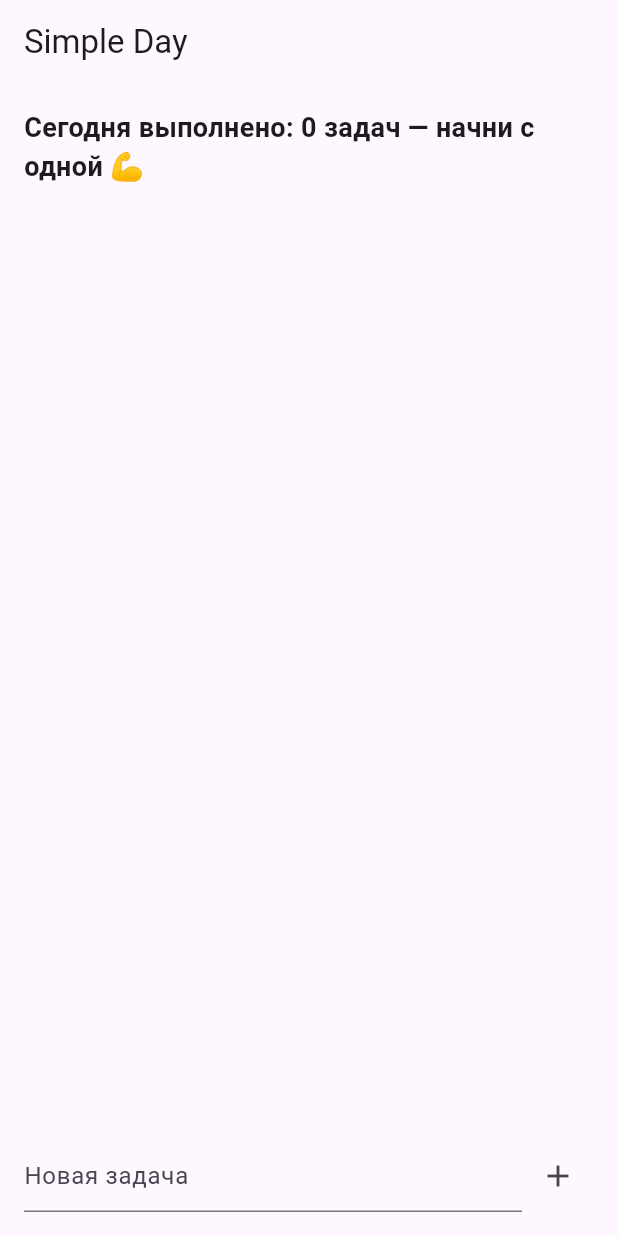
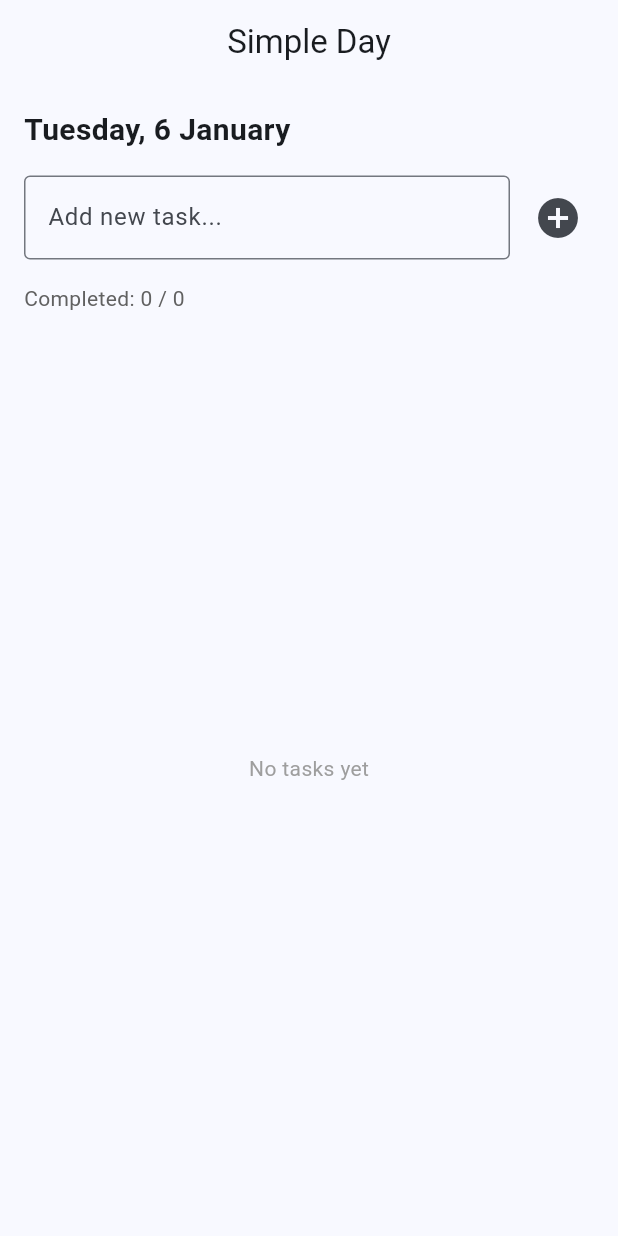
Before and after one commit to dakeumb2009-byte/simple_day, a Flutter app: the screen it shows after launch, on a phone screen of 412 x 824 dp. Run offline on Flutter 3.47's test engine with Material 3 defaults, Android fonts, the phone set to English and light mode, and no system bars.

Commit message:
B2: added completed tasks counter

```diff
--- a/lib/main.dart
+++ b/lib/main.dart
@@ -1,4 +1,5 @@
 import 'package:flutter/material.dart';
+import 'package:intl/intl.dart';
 
 void main() {
   runApp(const SimpleDayApp());
@@ -10,19 +11,18 @@ class SimpleDayApp extends StatelessWidget {
   @override
   Widget build(BuildContext context) {
     return MaterialApp(
+      title: 'Simple Day',
       debugShowCheckedModeBanner: false,
-      title: 'Simple Day',
+      theme: ThemeData(
+        colorScheme: ColorScheme.fromSeed(seedColor: Colors.blue),
+        useMaterial3: true,
+      ),
       home: const HomePage(),
     );
   }
 }
 
-class Task {
-  String title;
-  bool isDone;
-
-  Task({required this.title, this.isDone = false});
-}
+/// ---------------- HOME PAGE ----------------
 
 class HomePage extends StatefulWidget {
   const HomePage({super.key});
@@ -32,89 +32,156 @@ class HomePage extends StatefulWidget {
 }
 
 class _HomePageState extends State<HomePage> {
-  final List<Task> tasks = [];
-  final TextEditingController controller = TextEditingController();
+  final TextEditingController _controller = TextEditingController();
+  final FocusNode _focusNode = FocusNode();
+
+  final List<Task> _tasks = [];
+
+  /// текущая дата
+  String get today {
+    return DateFormat('EEEE, d MMMM', 'en_US').format(DateTime.now());
+  }
+
+  /// добавление задачи
+  void _addTask() {
+    final text = _controller.text.trim();
+    if (text.isEmpty) return;
+
+    setState(() {
+      _tasks.add(Task(title: text));
+    });
+
+    _controller.clear();
+    _focusNode.requestFocus();
+  }
+
+  /// количество выполненных
+  int get completedCount {
+    return _tasks.where((t) => t.done).length;
+  }
 
   @override
   Widget build(BuildContext context) {
-    // 🔥 B2 — СЧЁТЧИК ВЫПОЛНЕННЫХ ЗАДАЧ
-    final int completedCount =
-        tasks.where((task) => task.isDone).length;
-
     return Scaffold(
       appBar: AppBar(
         title: const Text('Simple Day'),
+        centerTitle: true,
       ),
-      body: Column(
+      body: Padding(
+        padding: const EdgeInsets.all(16),
+        child: Column(
           children: [
-          // 🔥 ВОТ ГДЕ ТЫ ВИДИШЬ СЧЁТЧИК (СВЕРХУ ЭКРАНА)
-          Padding(
-            padding: const EdgeInsets.all(16),
+
+            /// -------- DATE --------
+            Align(
+              alignment: Alignment.centerLeft,
               child: Text(
-              completedCount == 0
-                  ? 'Сегодня выполнено: 0 задач — начни с одной 💪'
-                  : 'Сегодня выполнено: $completedCount задач',
+                today,
                 style: const TextStyle(
-                fontSize: 18,
+                  fontSize: 20,
                   fontWeight: FontWeight.w600,
                 ),
               ),
             ),
 
+            const SizedBox(height: 16),
+
+            /// -------- INPUT --------
+            Row(
+              children: [
                 Expanded(
-            child: ListView.builder(
-              itemCount: tasks.length,
+                  child: TextField(
+                    controller: _controller,
+                    focusNode: _focusNode,
+                    onSubmitted: (_) => _addTask(), // ENTER
+                    decoration: const InputDecoration(
+                      hintText: 'Add new task...',
+                      border: OutlineInputBorder(),
+                    ),
+                  ),
+                ),
+                const SizedBox(width: 8),
+                IconButton(
+                  icon: const Icon(Icons.add_circle, size: 32),
+                  onPressed: _addTask,
+                ),
+              ],
+            ),
+
+            const SizedBox(height: 16),
+
+            /// -------- COUNTER --------
+            Align(
+              alignment: Alignment.centerLeft,
+              child: Text(
+                'Completed: $completedCount / ${_tasks.length}',
+                style: TextStyle(
+                  color: Colors.grey[700],
+                ),
+              ),
+            ),
+
+            const SizedBox(height: 8),
+
+            /// -------- TASK LIST --------
+            Expanded(
+              child: _tasks.isEmpty
+                  ? const Center(
+                      child: Text(
+                        'No tasks yet',
+                        style: TextStyle(color: Colors.grey),
+                      ),
+                    )
+                  : ListView.builder(
+                      itemCount: _tasks.length,
                       itemBuilder: (context, index) {
-                return ListTile(
+                        final task = _tasks[index];
+                        return Card(
+                          child: ListTile(
                             leading: Checkbox(
-                    value: tasks[index].isDone,
+                              value: task.done,
                               onChanged: (value) {
                                 setState(() {
-                        tasks[index].isDone = value!;
+                                  task.done = value ?? false;
                                 });
                               },
                             ),
                             title: Text(
-                    tasks[index].title,
+                              task.title,
                               style: TextStyle(
-                      decoration: tasks[index].isDone
+                                decoration: task.done
                                     ? TextDecoration.lineThrough
                                     : null,
+                              ),
+                            ),
+                            trailing: IconButton(
+                              icon: const Icon(Icons.delete),
+                              onPressed: () {
+                                setState(() {
+                                  _tasks.removeAt(index);
+                                });
+                              },
                             ),
                           ),
                         );
                       },
                     ),
             ),
-
-          Padding(
-            padding: const EdgeInsets.all(16),
-            child: Row(
-              children: [
-                Expanded(
-                  child: TextField(
-                    controller: controller,
-                    decoration: const InputDecoration(
-                      hintText: 'Новая задача',
-                    ),
-                  ),
-                ),
-                IconButton(
-                  icon: const Icon(Icons.add),
-                  onPressed: () {
-                    if (controller.text.trim().isEmpty) return;
-
-                    setState(() {
-                      tasks.add(Task(title: controller.text.trim()));
-                      controller.clear();
-                    });
-                  },
-                ),
           ],
         ),
-          ),
-        ],
       ),
     );
   }
 }
+
+/// ---------------- TASK MODEL ----------------
+
+class Task {
+  final String title;
+  bool done;
+
+  Task({
+    required this.title,
+    this.done = false,
+  });
+}
```
Lines whose indentation alone changed are shown as unchanged.
